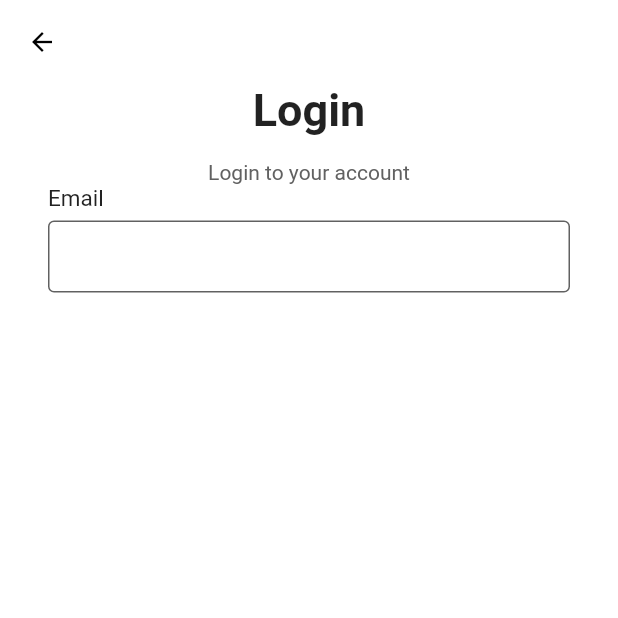
After one commit to tinkukosta/LoginSignUp, a Flutter app: the LoginPage screen opened directly, on a phone screen of 412 x 824 dp, the top half of it. The commit adds this screen. Run offline on Flutter 3.47's test engine with Material 2 defaults, Android fonts, the phone set to English and light mode, and no system bars.

Commit message:
Login Screen work

```diff
--- /dev/null
+++ b/lib/login.dart
@@ -0,0 +1,90 @@
+import 'package:flutter/cupertino.dart';
+import 'package:flutter/material.dart';
+
+class LoginPage extends StatelessWidget {
+  @override
+  Widget build(BuildContext context) {
+    return Scaffold(
+      backgroundColor: Colors.white,
+      appBar: AppBar(
+        brightness: Brightness.light,
+        backgroundColor: Colors.white,
+        elevation: 0,
+        leading: IconButton(
+          onPressed: (){
+            Navigator.pop(context);
+          },
+          icon: Icon(
+            Icons.arrow_back,
+            size: 20,
+            color:Colors.black,
+          ),
+        ),
+      ),
+      body: Container(
+       height: MediaQuery.of(context).size.height,
+          width: double.infinity,
+          child: Column(
+            children: <Widget>[
+              Column(
+                children: <Widget>[
+                  Column(
+                    children: <Widget>[
+                      Text("Login",
+                      style: TextStyle(
+                        fontWeight: FontWeight.bold,
+                        fontSize: 30,
+                      ),),
+                      SizedBox(height: 16,),
+                      Text("Login to your account",
+                        style: TextStyle(
+                          color: Colors.grey[700],
+                          fontSize: 14,
+                        ),),
+                    ],
+                  ),
+                ],
+              ),
+             Padding(
+               padding: EdgeInsets.symmetric(horizontal: 32),
+               child: Column(
+                 children: <Widget>[
+                   makeInput(label: "Email"),
+                 ],
+               ),
+             )
+            ],
+          ),
+      ),
+    );
+  }
+  Widget makeInput({label, obscureText = false}){
+    return Column(
+      crossAxisAlignment: CrossAxisAlignment.start,
+      children: <Widget>[
+        Text(label, style: TextStyle(
+          fontSize: 15,
+          fontWeight: FontWeight.w400,
+          color: Colors.black87,
+        ),),
+        SizedBox(height: 6,),
+        TextField(
+          obscureText: obscureText,
+          decoration: InputDecoration(
+            contentPadding: EdgeInsets.symmetric(vertical: 0, horizontal: 12),
+            enabledBorder: OutlineInputBorder(
+              borderSide: BorderSide(
+                color: Colors.grey[700]
+              )
+            ),
+            border: OutlineInputBorder(
+              borderSide: BorderSide(
+                color: Colors.grey[700],
+              )
+            )
+          ),
+        )
+      ],
+    );
+  }
+}
--- a/lib/main.dart
+++ b/lib/main.dart
@@ -1,14 +1,12 @@
 import 'package:flutter/cupertino.dart';
 import 'package:flutter/material.dart';
+// import 'package:travelapp/login.dart';
 void main(){
   runApp(
     MaterialApp(
 
       debugShowCheckedModeBanner: false,
-      home: HomePage(
-
-
-      ),
+      home: HomePage(),
     )
 
   );
@@ -65,7 +63,7 @@ class HomePage extends StatelessWidget {
                     onPressed: (){},
                     shape: RoundedRectangleBorder(
                       side: BorderSide(
-                        color: Colors.black,
+                        color: Colors.yellow,
                       ),
                       borderRadius: BorderRadius.circular(60)
                     ),
@@ -79,13 +77,13 @@ class HomePage extends StatelessWidget {
                   Container(
                     //padding: EdgeInsets.only(top: 3, left: 3),
                     decoration: BoxDecoration(
-                      borderRadius: BorderRadius.circular(60),
-                      border: Border(
-                        bottom: BorderSide(color:  Colors.black),
-                        top: BorderSide(color:  Colors.black),
-                        left: BorderSide(color:  Colors.black),
-                        right: BorderSide(color:  Colors.black),
-                      )
+                       borderRadius: BorderRadius.circular(60),
+                      // //border: Border(
+                      //   bottom: BorderSide(color:  Colors.black),
+                      //   top: BorderSide(color:  Colors.black),
+                      //   left: BorderSide(color:  Colors.black),
+                      //   right: BorderSide(color:  Colors.black),
+                      // )
 
                     ),
                     child:  MaterialButton(
```
